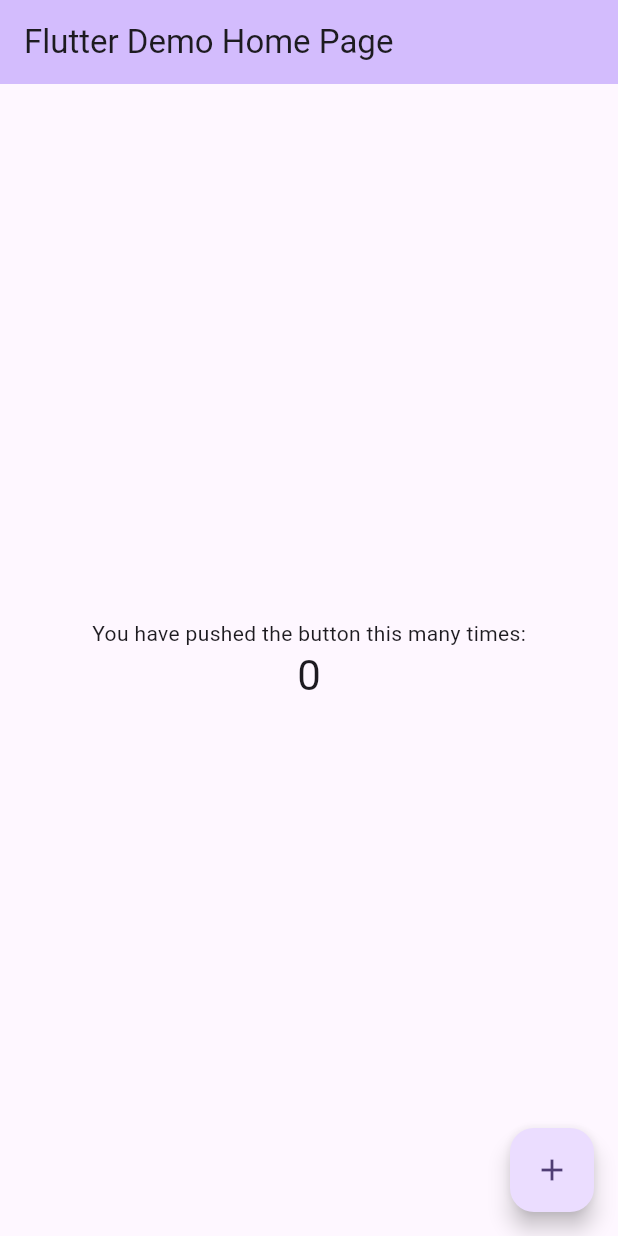
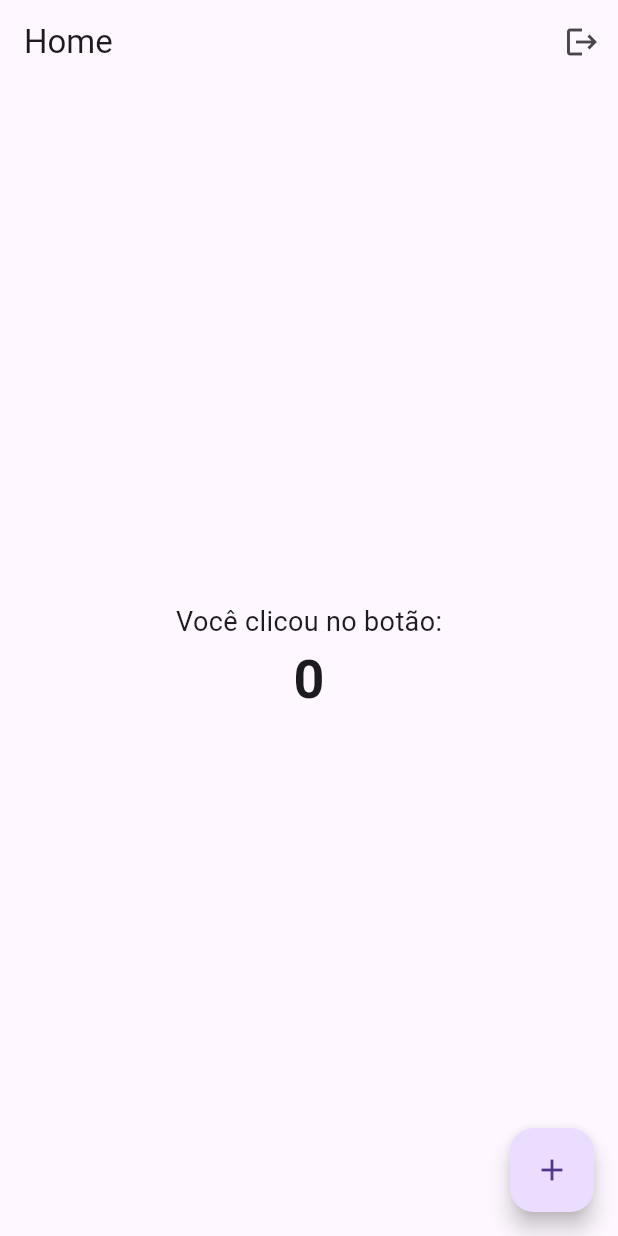
Before and after one commit to Ed7895678/PM_Flutter, a Flutter app: the screen it shows after launch, on a phone screen of 412 x 824 dp. Run offline on Flutter 3.47's test engine with Material 3 defaults, Android fonts, the phone set to English and light mode, and no system bars.

Commit message:
commit
inicio do projeto

```diff
--- a/projeto/lib/main.dart
+++ b/projeto/lib/main.dart
@@ -1,4 +1,7 @@
 import 'package:flutter/material.dart';
+import 'screens/home_screen.dart';
+import 'screens/login_screen.dart';
+import 'screens/register_screen.dart';
 
 void main() {
   runApp(const MyApp());
@@ -7,119 +10,21 @@ void main() {
 class MyApp extends StatelessWidget {
   const MyApp({super.key});
 
-  // This widget is the root of your application.
   @override
   Widget build(BuildContext context) {
     return MaterialApp(
-      title: 'Flutter Demo',
+      title: 'Meu App',
+      debugShowCheckedModeBanner: false,
       theme: ThemeData(
-        // This is the theme of your application.
-        //
-        // TRY THIS: Try running your application with "flutter run". You'll see
-        // the application has a purple toolbar. Then, without quitting the app,
-        // try changing the seedColor in the colorScheme below to Colors.green
-        // and then invoke "hot reload" (save your changes or press the "hot
-        // reload" button in a Flutter-supported IDE, or press "r" if you used
-        // the command line to start the app).
-        //
-        // Notice that the counter didn't reset back to zero; the application
-        // state is not lost during the reload. To reset the state, use hot
-        // restart instead.
-        //
-        // This works for code too, not just values: Most code changes can be
-        // tested with just a hot reload.
-        colorScheme: ColorScheme.fromSeed(seedColor: Colors.deepPurple),
-        useMaterial3: true,
+        primarySwatch: Colors.blue,
+        visualDensity: VisualDensity.adaptivePlatformDensity,
       ),
-      home: const MyHomePage(title: 'Flutter Demo Home Page'),
+      initialRoute: '/home',
+      routes: {
+        '/login': (context) => const LoginScreen(),
+        '/register': (context) => const RegisterScreen(),
+        '/home': (context) => const HomeScreen(),
+      },
     );
   }
 }
-
-class MyHomePage extends StatefulWidget {
-  const MyHomePage({super.key, required this.title});
-
-  // This widget is the home page of your application. It is stateful, meaning
-  // that it has a State object (defined below) that contains fields that affect
-  // how it looks.
-
-  // This class is the configuration for the state. It holds the values (in this
-  // case the title) provided by the parent (in this case the App widget) and
-  // used by the build method of the State. Fields in a Widget subclass are
-  // always marked "final".
-
-  final String title;
-
-  @override
-  State<MyHomePage> createState() => _MyHomePageState();
-}
-
-class _MyHomePageState extends State<MyHomePage> {
-  int _counter = 0;
-
-  void _incrementCounter() {
-    setState(() {
-      // This call to setState tells the Flutter framework that something has
-      // changed in this State, which causes it to rerun the build method below
-      // so that the display can reflect the updated values. If we changed
-      // _counter without calling setState(), then the build method would not be
-      // called again, and so nothing would appear to happen.
-      _counter++;
-    });
-  }
-
-  @override
-  Widget build(BuildContext context) {
-    // This method is rerun every time setState is called, for instance as done
-    // by the _incrementCounter method above.
-    //
-    // The Flutter framework has been optimized to make rerunning build methods
-    // fast, so that you can just rebuild anything that needs updating rather
-    // than having to individually change instances of widgets.
-    return Scaffold(
-      appBar: AppBar(
-        // TRY THIS: Try changing the color here to a specific color (to
-        // Colors.amber, perhaps?) and trigger a hot reload to see the AppBar
-        // change color while the other colors stay the same.
-        backgroundColor: Theme.of(context).colorScheme.inversePrimary,
-        // Here we take the value from the MyHomePage object that was created by
-        // the App.build method, and use it to set our appbar title.
-        title: Text(widget.title),
-      ),
-      body: Center(
-        // Center is a layout widget. It takes a single child and positions it
-        // in the middle of the parent.
-        child: Column(
-          // Column is also a layout widget. It takes a list of children and
-          // arranges them vertically. By default, it sizes itself to fit its
-          // children horizontally, and tries to be as tall as its parent.
-          //
-          // Column has various properties to control how it sizes itself and
-          // how it positions its children. Here we use mainAxisAlignment to
-          // center the children vertically; the main axis here is the vertical
-          // axis because Columns are vertical (the cross axis would be
-          // horizontal).
-          //
-          // TRY THIS: Invoke "debug painting" (choose the "Toggle Debug Paint"
-          // action in the IDE, or press "p" in the console), to see the
-          // wireframe for each widget.
-          mainAxisAlignment: MainAxisAlignment.center,
-          children: <Widget>[
-            const Text(
-              'You have pushed the button this many times:',
-            ),
-            Text(
-              '$_counter',
-              style: Theme.of(context).textTheme.headlineMedium,
-            ),
-          ],
-        ),
-      ),
-      floatingActionButton: FloatingActionButton(
-        onPressed: _incrementCounter,
-        tooltip: 'Increment',
-        child: const Icon(Icons.add),
-      ), // This trailing comma makes auto-formatting nicer for build methods.
-    );
-  }
-}
--- /dev/null
+++ b/projeto/lib/screens/home_screen.dart
@@ -0,0 +1,55 @@
+import 'package:flutter/material.dart';
+
+class HomeScreen extends StatefulWidget {
+  const HomeScreen({super.key});
+
+  @override
+  State<HomeScreen> createState() => _HomeScreenState();
+}
+
+class _HomeScreenState extends State<HomeScreen> {
+  int _counter = 0;
+
+  void _incrementCounter() {
+    setState(() {
+      _counter++;
+    });
+  }
+
+  @override
+  Widget build(BuildContext context) {
+    return Scaffold(
+      appBar: AppBar(
+        title: const Text('Home'),
+        actions: [
+          IconButton(
+            icon: const Icon(Icons.logout),
+            onPressed: () {
+              Navigator.pushReplacementNamed(context, '/login');
+            },
+          ),
+        ],
+      ),
+      body: Center(
+        child: Column(
+          mainAxisAlignment: MainAxisAlignment.center,
+          children: [
+            const Text(
+              'Você clicou no botão:',
+              style: TextStyle(fontSize: 18),
+            ),
+            Text(
+              '$_counter',
+              style: const TextStyle(fontSize: 36, fontWeight: FontWeight.bold),
+            ),
+          ],
+        ),
+      ),
+      floatingActionButton: FloatingActionButton(
+        onPressed: _incrementCounter,
+        tooltip: 'Increment',
+        child: const Icon(Icons.add),
+      ),
+    );
+  }
+}
```
Also changed, not shown: projeto/lib/screens/login_screen.dart (added, +50 -0 lines), projeto/lib/screens/register_screen.dart (added, +51 -0 lines), 1 other file.
